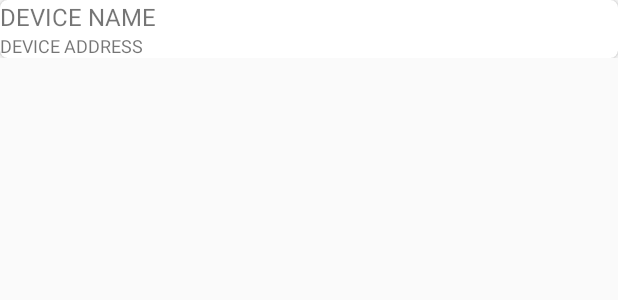
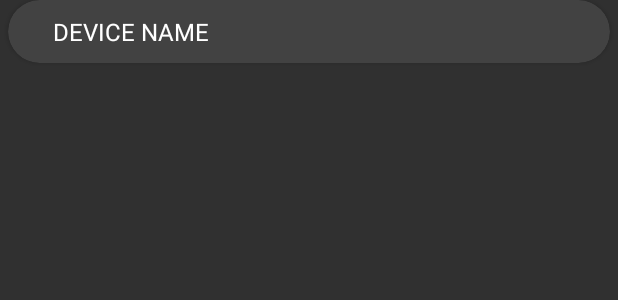
Before and after one commit to lgo2356/MotorController, an Android app: the layout layout_bluetooth_device_item.xml on its own in the app's theme, with its tools: preview values and no code run, on a phone screen of 412 x 824 dp. Shown: the top 300 px of the screen. Run offline under Robolectric (Android 15) with nearby library versions, the phone set to English and light mode, and no system bars.

Commit message:
디자인 수정 ver 0.1

```diff
--- a/app/build.gradle
+++ b/app/build.gradle
@@ -32,10 +32,11 @@ android {
 dependencies {
     implementation fileTree(dir: "libs", include: ["*.jar"])
     implementation "org.jetbrains.kotlin:kotlin-stdlib:$kotlin_version"
-    implementation 'com.google.android.material:material:1.1.0'
+    implementation 'com.google.android.material:material:1.3.0-alpha01'
     implementation 'androidx.core:core-ktx:1.3.0'
     implementation 'androidx.appcompat:appcompat:1.1.0'
     implementation 'androidx.constraintlayout:constraintlayout:1.1.3'
+    implementation 'androidx.coordinatorlayout:coordinatorlayout:1.1.0'
     implementation 'androidx.recyclerview:recyclerview:1.1.0'
     implementation 'androidx.cardview:cardview:1.0.0'
     implementation 'com.github.bumptech.glide:glide:4.11.0'
--- a/app/src/main/res/layout/layout_bluetooth_device_item.xml
+++ b/app/src/main/res/layout/layout_bluetooth_device_item.xml
@@ -3,13 +3,17 @@
     xmlns:app="http://schemas.android.com/apk/res-auto"
     xmlns:tools="http://schemas.android.com/tools"
     android:layout_width="match_parent"
-    android:layout_height="wrap_content">
+    android:layout_height="wrap_content"
+    tools:ignore="HardCodedText">
 
     <androidx.cardview.widget.CardView
         android:id="@+id/cardview_device_info"
         android:layout_width="match_parent"
         android:layout_height="match_parent"
-        app:cardCornerRadius="5dp"
+        android:layout_marginLeft="5dp"
+        android:layout_marginRight="5dp"
+        android:layout_marginBottom="3dp"
+        app:cardCornerRadius="30dp"
         app:layout_constraintBottom_toBottomOf="parent"
         app:layout_constraintLeft_toLeftOf="parent"
         app:layout_constraintRight_toRightOf="parent"
@@ -17,32 +21,43 @@
 
         <androidx.constraintlayout.widget.ConstraintLayout
             android:layout_width="match_parent"
-            android:layout_height="match_parent">
+            android:layout_height="match_parent"
+            android:paddingLeft="30dp"
+            android:paddingTop="10dp"
+            android:paddingRight="20dp"
+            android:paddingBottom="10dp">
 
             <TextView
                 android:id="@+id/textview_device_name"
-                android:layout_width="match_parent"
+                android:layout_width="wrap_content"
                 android:layout_height="wrap_content"
                 android:ellipsize="end"
                 android:maxLength="25"
                 android:text="DEVICE NAME"
+                android:textColor="@color/colorDialogText"
                 android:textSize="16sp"
                 app:layout_constraintLeft_toLeftOf="parent"
+                app:layout_constraintTop_toTopOf="parent" />
+
+            <!--            <TextView-->
+            <!--                android:id="@+id/textview_device_address"-->
+            <!--                android:layout_width="match_parent"-->
+            <!--                android:layout_height="wrap_content"-->
+            <!--                android:ellipsize="end"-->
+            <!--                android:text="DEVICE ADDRESS"-->
+            <!--                android:textSize="12sp"-->
+            <!--                app:layout_constraintLeft_toLeftOf="parent"-->
+            <!--                app:layout_constraintRight_toRightOf="parent"-->
+            <!--                app:layout_constraintTop_toBottomOf="@id/textview_device_name" />-->
+
+            <ImageView
+                android:id="@+id/image_device_connecting_progress"
+                android:layout_width="18dp"
+                android:layout_height="18dp"
+                android:visibility="gone"
+                app:layout_constraintBottom_toBottomOf="parent"
                 app:layout_constraintRight_toRightOf="parent"
-                app:layout_constraintTop_toTopOf="parent"
-                tools:ignore="HardCodedText" />
-
-            <TextView
-                android:id="@+id/textview_device_address"
-                android:layout_width="match_parent"
-                android:layout_height="wrap_content"
-                android:ellipsize="end"
-                android:text="DEVICE ADDRESS"
-                android:textSize="12sp"
-                app:layout_constraintLeft_toLeftOf="parent"
-                app:layout_constraintRight_toRightOf="parent"
-                app:layout_constraintTop_toBottomOf="@id/textview_device_name"
-                tools:ignore="HardCodedText" />
+                app:layout_constraintTop_toTopOf="parent" />
 
         </androidx.constraintlayout.widget.ConstraintLayout>
 
--- a/app/src/main/res/menu/toolbar_main.xml
+++ b/app/src/main/res/menu/toolbar_main.xml
@@ -1,6 +1,8 @@
 <?xml version="1.0" encoding="utf-8"?>
 <menu xmlns:android="http://schemas.android.com/apk/res/android"
-    xmlns:app="http://schemas.android.com/apk/res-auto">
+    xmlns:app="http://schemas.android.com/apk/res-auto"
+    xmlns:tools="http://schemas.android.com/tools"
+    tools:ignore="HardCodedText">
 
     <item
         android:id="@+id/action_bluetooth_setting"
@@ -11,4 +13,5 @@
         android:id="@+id/action_motor_preference"
         android:title="모터 설정"
         app:showAsAction="never" />
+
 </menu>
--- a/app/src/main/res/values/colors.xml
+++ b/app/src/main/res/values/colors.xml
@@ -1,9 +1,10 @@
 <?xml version="1.0" encoding="utf-8"?>
 <resources>
-    <color name="colorPrimary">#6200EE</color>
-    <color name="colorPrimaryDark">#3700B3</color>
-    <color name="colorAccent">#03DAC5</color>
+    <color name="colorPrimary">#17252A</color>
+    <color name="colorPrimaryDark">#17252A</color>
+    <color name="colorAccent">#FA1E3C</color>
     <color name="colorBluetoothDisconnected">#D0312D</color>
     <color name="colorBluetoothConnected">#3DED97</color>
     <color name="colorDivider">#212121</color>
+    <color name="colorDialogText">#FFFFFF</color>
 </resources>
--- a/app/src/main/res/values/strings.xml
+++ b/app/src/main/res/values/strings.xml
@@ -1,3 +1,6 @@
 <resources>
     <string name="app_name">MotorController</string>
+    <string name="appbar_scrolling_view_behavior" translatable="false">
+        com.google.android.material.appbar.AppBarLayout$ScrollingViewBehavior
+    </string>
 </resources>
--- a/app/src/main/res/values/styles.xml
+++ b/app/src/main/res/values/styles.xml
@@ -1,10 +1,15 @@
 <resources>
     <!-- Base application theme. -->
-    <style name="AppTheme" parent="Theme.AppCompat.Light.NoActionBar">
+    <style name="AppTheme" parent="Theme.AppCompat.NoActionBar">
         <!-- Customize your theme here. -->
         <item name="colorPrimary">@color/colorPrimary</item>
         <item name="colorPrimaryDark">@color/colorPrimaryDark</item>
         <item name="colorAccent">@color/colorAccent</item>
     </style>
 
+    <style name="DialogTheme" parent="Theme.AppCompat.Dialog.Alert">
+        <item name="android:background">@color/colorDivider</item>
+        <item name="colorAccent">@color/colorAccent</item>
+    </style>
+
 </resources>
```
Also changed, not shown: app/src/main/java/com/hun/motorcontroller/MainActivity.kt (+5 -6 lines), app/src/main/java/com/hun/motorcontroller/dialog/BluetoothDialogFragment.kt (+47 -50 lines), app/src/main/java/com/hun/motorcontroller/recycler_adapter/BTDialogRecyclerAdapter.kt (+6 -10 lines), app/src/main/java/com/hun/motorcontroller/recycler_adapter/MotorRecyclerAdapter.kt (+32 -6 lines), app/src/main/res/layout/activity_main.xml (+32 -37 lines), app/src/main/res/layout/layout_bluetooth_dialog.xml (+28 -24 lines), app/src/main/res/layout/layout_motor_control_list.xml (deleted, +0 -26 lines), app/src/main/res/layout/layout_motor_list_item.xml (added, +33 -0 lines), app/src/main/res/drawable/bin01.png (added).
